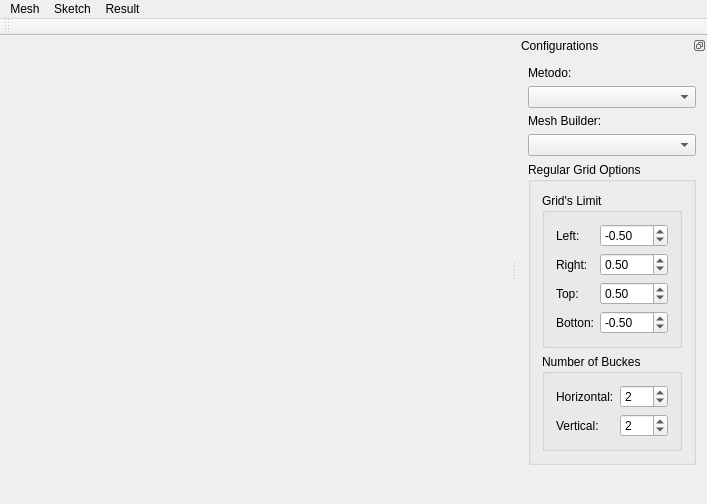
Old version of the form src/mainwindow.ui in the repository ethiago/triquadgl.
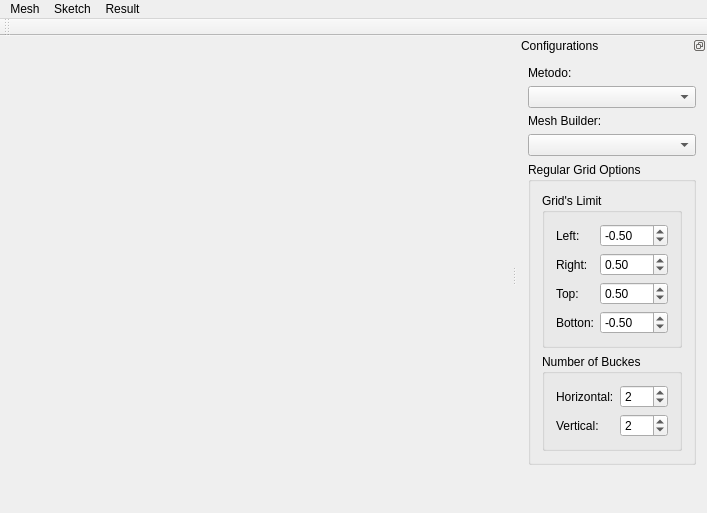
New version of the form.

Diff of the .ui file:
```diff
--- a/src/mainwindow.ui
+++ b/src/mainwindow.ui
@@ -7,7 +7,7 @@
     <x>0</x>
     <y>0</y>
     <width>707</width>
-    <height>504</height>
+    <height>513</height>
    </rect>
   </property>
   <property name="sizePolicy">
@@ -116,7 +116,7 @@
       <widget class="QComboBox" name="cmb_cheBuilder"/>
      </item>
      <item>
-      <widget class="QGroupBox" name="limits">
+      <widget class="QGroupBox" name="gridOptions">
        <property name="title">
         <string>Regular Grid Options</string>
        </property>
@@ -128,7 +128,7 @@
        </property>
        <layout class="QVBoxLayout" name="verticalLayout_2">
         <item>
-         <widget class="QGroupBox" name="groupBox_2">
+         <widget class="QGroupBox" name="limits">
           <property name="title">
            <string>Grid's Limit</string>
           </property>
```
Left out of the diff: 12 changed lines with no effect on the pictures.
